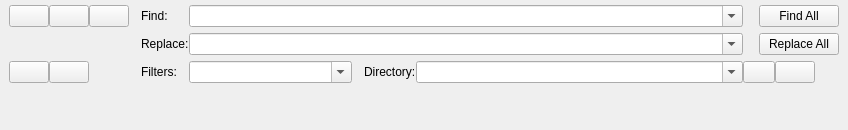
Qt form src/finder/WFindReqWidget.ui (marcinmagier/wolverine) before a commit.
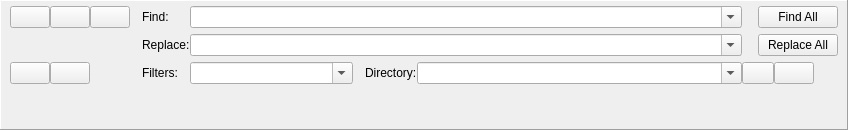
The same form after that commit.

Commit message: find settings

The edit to the form file:
```diff
--- a/src/finder/WFindReqWidget.ui
+++ b/src/finder/WFindReqWidget.ui
@@ -13,6 +13,12 @@
   <property name="windowTitle">
    <string>StackedWidget</string>
   </property>
+  <property name="frameShape">
+   <enum>QFrame::Panel</enum>
+  </property>
+  <property name="frameShadow">
+   <enum>QFrame::Raised</enum>
+  </property>
   <property name="currentIndex">
    <number>2</number>
   </property>
```
The commit also changes 4 other files.
